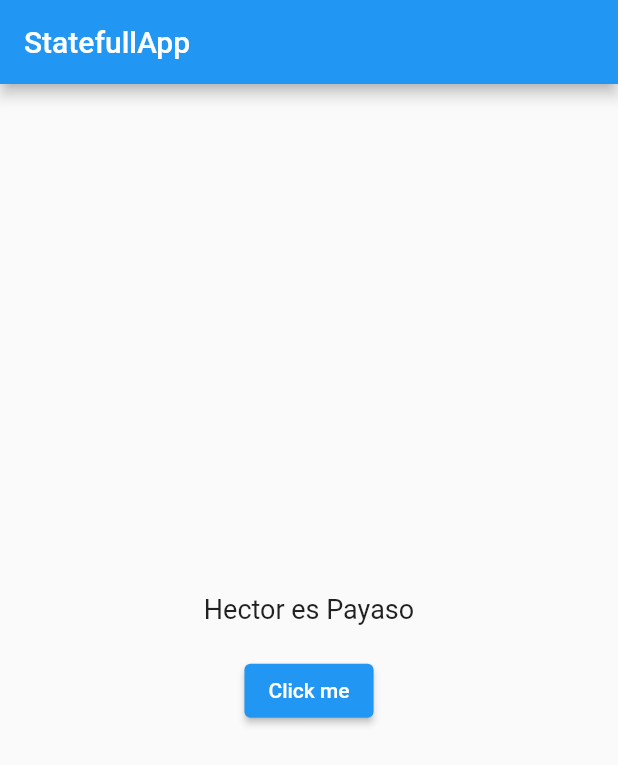
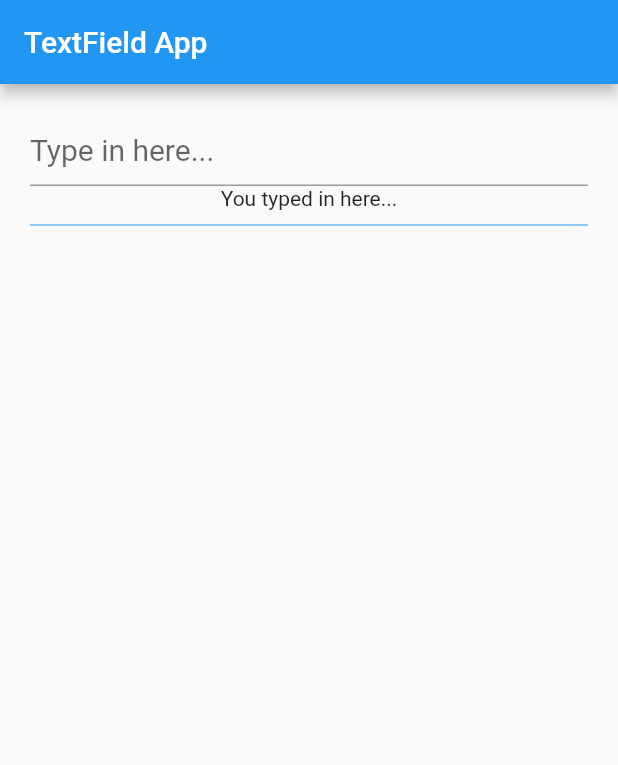
Before and after one commit to eliecerLR/learning-dart, a Flutter app: the screen it shows after launch, on a phone screen of 412 x 824 dp. Shown: the top 765 px of the screen. Run offline on Flutter 3.47's test engine with Material 2 defaults, Android fonts, the phone set to English and light mode, and no system bars.

Commit message:
textfield statefull widget

```diff
--- a/lib/main.dart
+++ b/lib/main.dart
@@ -3,7 +3,7 @@ import 'package:flutter/material.dart';
 
 void main() => runApp(
       MaterialApp(
-        title: 'StatefullApp',
-        home: MyButton(),
+        title: 'TextField App',
+        home: MyTextField(),
       ),
     );
--- a/lib/src/app.dart
+++ b/lib/src/app.dart
@@ -1,44 +1,47 @@
 import 'package:flutter/material.dart';
 
-class MyButton extends StatefulWidget {
+class MyTextField extends StatefulWidget {
   @override
-  _MyButtonState createState() => _MyButtonState();
+  _MyTextFieldState createState() => _MyTextFieldState();
 }
 
-class _MyButtonState extends State<MyButton> {
-  String text = 'Payaso';
-  int index = 0;
-  List<String> texts = ['Tonto', 'Feo', 'Gordo'];
+class _MyTextFieldState extends State<MyTextField> {
+  List<String> _strings = [];
+  final TextEditingController _controller = TextEditingController();
+  String string = '';
 
-  void changeText() {
-    setState(() {
-      text = texts[index];
-      index = index + 1;
-      if (index == 3) {
-        index = 0;
-      }
-    });
-  }
-
+  @override
   Widget build(BuildContext context) {
     return Scaffold(
       appBar: AppBar(
-        title: Text('StatefullApp'),
+        title: Text('TextField App'),
       ),
-      body: Center(
+      body: Container(
+        padding: EdgeInsets.all(20.0),
         child: Column(
-          mainAxisAlignment: MainAxisAlignment.center,
-          children: [
-            Text(
-              'Hector es $text',
-              style: TextStyle(fontSize: 18),
+          children: <Widget>[
+            TextField(
+              // Add a controller
+              controller: _controller,
+              decoration: InputDecoration(hintText: 'Type in here...'),
+              onSubmitted: (value) => {
+                setState(() {
+                  _strings.add(value);
+                  // Clear the TextField
+                  _controller.clear();
+                })
+              },
+              style: TextStyle(
+                fontSize: 20.0,
+                color: Colors.blue,
+              ),
             ),
-            Padding(padding: EdgeInsets.all(10)),
-            ElevatedButton(
-              onPressed: () {
-                changeText();
-              },
-              child: Text('Click me'),
+            Text('You typed in here...'),
+            for (var string in _strings) Text(string),
+            // Add a divider
+            Divider(
+              height: 20.0,
+              color: Colors.blue,
             ),
           ],
         ),
```
